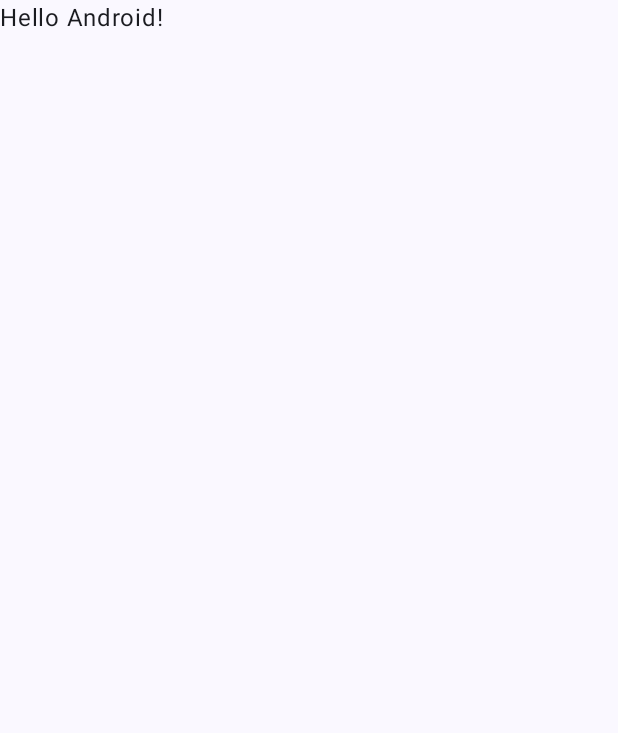
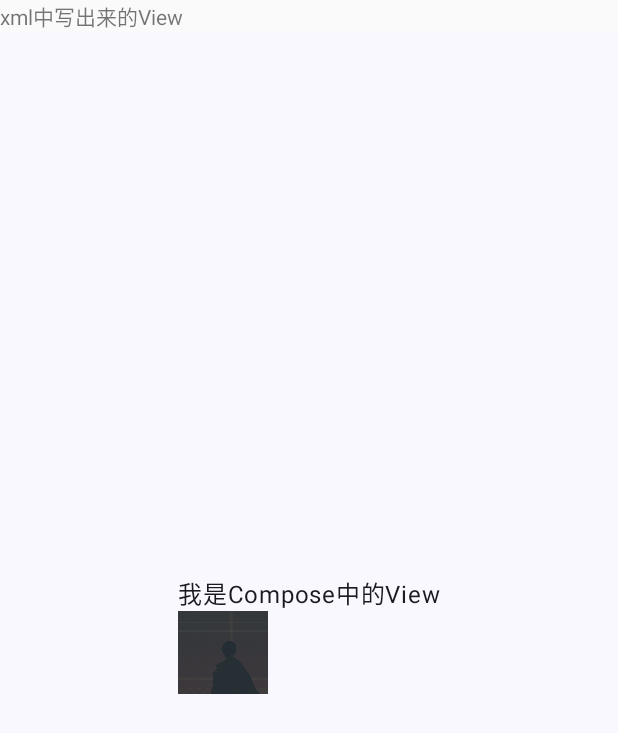
Before and after one commit to xfhy/ComposeDemo, an Android app built with Jetpack Compose: the screen it shows after launch (MainActivity before the commit, OldActivity after it), on a phone screen of 412 x 824 dp. Before the commit the part shown is almost empty. Shown: the top 733 px of the screen. Run offline under Robolectric (Android 15) with nearby library versions, the phone set to English and light mode, and no system bars.

Commit message:
在已有布局中加入Compose View

```diff
--- a/app/build.gradle
+++ b/app/build.gradle
@@ -56,6 +56,10 @@ dependencies {
     implementation libs.androidx.ui.graphics
     implementation libs.androidx.ui.tooling.preview
     implementation libs.androidx.material3
+    implementation libs.androidx.appcompat
+    implementation libs.material
+    implementation libs.androidx.activity
+    implementation libs.androidx.constraintlayout
     testImplementation libs.junit
     androidTestImplementation libs.androidx.junit
     androidTestImplementation libs.androidx.espresso.core
--- /dev/null
+++ b/app/src/main/java/com/xfhy/composedemo/OldActivity.kt
@@ -0,0 +1,48 @@
+package com.xfhy.composedemo
+
+import android.os.Bundle
+import androidx.activity.enableEdgeToEdge
+import androidx.appcompat.app.AppCompatActivity
+import androidx.compose.foundation.Image
+import androidx.compose.foundation.layout.Box
+import androidx.compose.foundation.layout.Column
+import androidx.compose.foundation.layout.fillMaxSize
+import androidx.compose.material3.Scaffold
+import androidx.compose.material3.Text
+import androidx.compose.ui.Alignment
+import androidx.compose.ui.Modifier
+import androidx.compose.ui.platform.ComposeView
+import androidx.compose.ui.res.painterResource
+import androidx.core.view.ViewCompat
+import androidx.core.view.WindowInsetsCompat
+import com.xfhy.composedemo.ui.theme.ComposeDemoTheme
+
+/**
+ * 在已有布局中加入Compose View
+ */
+class OldActivity : AppCompatActivity() {
+    override fun onCreate(savedInstanceState: Bundle?) {
+        super.onCreate(savedInstanceState)
+        enableEdgeToEdge()
+        setContentView(R.layout.activity_old)
+        ViewCompat.setOnApplyWindowInsetsListener(findViewById(R.id.main)) { v, insets ->
+            val systemBars = insets.getInsets(WindowInsetsCompat.Type.systemBars())
+            v.setPadding(systemBars.left, systemBars.top, systemBars.right, systemBars.bottom)
+            insets
+        }
+
+        val composeView = findViewById<ComposeView>(R.id.compose_view)
+        composeView.setContent {
+            ComposeDemoTheme {
+                Scaffold(modifier = Modifier.fillMaxSize()) { innerPadding ->
+                    Box(contentAlignment = Alignment.Center, modifier = Modifier.fillMaxSize()) {
+                        Column {
+                            Text(text = "我是Compose中的View")
+                            Image(painterResource(id = R.drawable.icon_test), contentDescription = "")
+                        }
+                    }
+                }
+            }
+        }
+    }
+}
--- /dev/null
+++ b/app/src/main/res/layout/activity_old.xml
@@ -0,0 +1,21 @@
+<?xml version="1.0" encoding="utf-8"?>
+<LinearLayout xmlns:android="http://schemas.android.com/apk/res/android"
+    xmlns:app="http://schemas.android.com/apk/res-auto"
+    xmlns:tools="http://schemas.android.com/tools"
+    android:id="@+id/main"
+    android:layout_width="match_parent"
+    android:layout_height="match_parent"
+    android:orientation="vertical"
+    tools:context=".OldActivity">
+
+    <TextView
+        android:layout_width="wrap_content"
+        android:layout_height="wrap_content"
+        android:text="xml中写出来的View" />
+
+    <androidx.compose.ui.platform.ComposeView
+        android:id="@+id/compose_view"
+        android:layout_width="match_parent"
+        android:layout_height="match_parent" />
+
+</LinearLayout>
--- a/app/src/main/res/values/themes.xml
+++ b/app/src/main/res/values/themes.xml
@@ -2,4 +2,5 @@
 <resources>
 
     <style name="Theme.ComposeDemo" parent="android:Theme.Material.Light.NoActionBar" />
+    <style name="Theme.DemoAppCompat" parent="Theme.AppCompat.Light.NoActionBar" />
 </resources>
```
Also changed, not shown: app/src/main/AndroidManifest.xml (+9 -3 lines), gradle/libs.versions.toml (+8 -0 lines), app/src/main/res/drawable-xxhdpi/icon_test.png (added).
